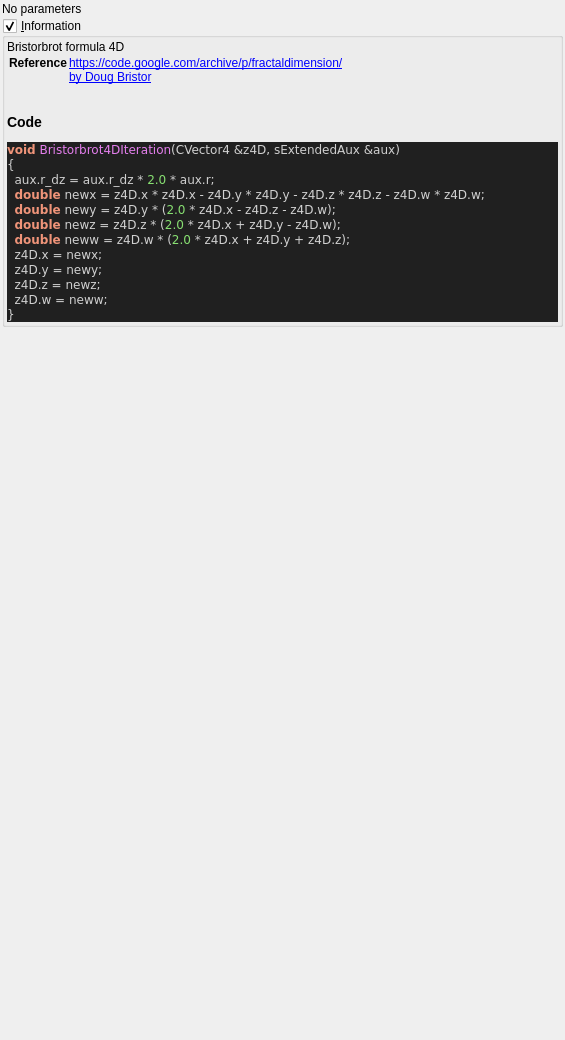
Above: mandelbulber2/qt_data/fractal_bristorbrot4D.ui from buddhi1980/mandelbulber2 before the change. Below: the same form after it.
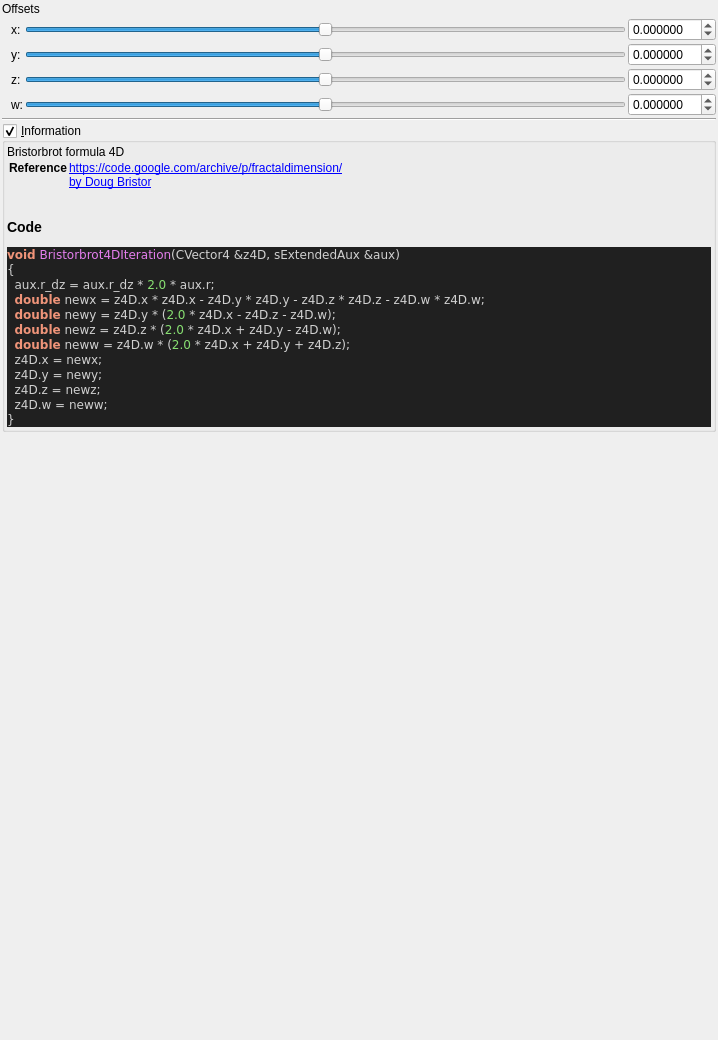
That is the form after the change. Custom widgets are drawn as their Qt base class.

Patch:
```diff
--- a/mandelbulber2/qt_data/fractal_bristorbrot4D.ui
+++ b/mandelbulber2/qt_data/fractal_bristorbrot4D.ui
@@ -6,7 +6,7 @@
    <rect>
     <x>0</x>
     <y>0</y>
-    <width>565</width>
+    <width>718</width>
     <height>1040</height>
    </rect>
   </property>
@@ -32,7 +32,256 @@
    <item>
     <widget class="QLabel" name="label">
      <property name="text">
-      <string>No parameters</string>
+      <string>Offsets  </string>
+     </property>
+    </widget>
+   </item>
+   <item>
+    <layout class="QGridLayout" name="gridLayout_63">
+     <property name="spacing">
+      <number>2</number>
+     </property>
+     <item row="5" column="1">
+      <widget class="QLabel" name="label_257">
+       <property name="text">
+        <string/>
+       </property>
+      </widget>
+     </item>
+     <item row="4" column="4">
+      <widget class="MyDoubleSpinBox" name="spinbox4_transf_addition_constant_0000_y">
+       <property name="sizePolicy">
+        <sizepolicy hsizetype="Minimum" vsizetype="Maximum">
+         <horstretch>0</horstretch>
+         <verstretch>0</verstretch>
+        </sizepolicy>
+       </property>
+       <property name="prefix">
+        <string/>
+       </property>
+       <property name="suffix">
+        <string/>
+       </property>
+       <property name="decimals">
+        <number>6</number>
+       </property>
+       <property name="minimum">
+        <double>-99.989999999999995</double>
+       </property>
+       <property name="maximum">
+        <double>99.989999999999995</double>
+       </property>
+       <property name="singleStep">
+        <double>0.100000000000000</double>
+       </property>
+      </widget>
+     </item>
+     <item row="6" column="3">
+      <widget class="QSlider" name="slider4_transf_addition_constant_0000_w">
+       <property name="sizePolicy">
+        <sizepolicy hsizetype="Expanding" vsizetype="Maximum">
+         <horstretch>0</horstretch>
+         <verstretch>0</verstretch>
+        </sizepolicy>
+       </property>
+       <property name="minimum">
+        <number>-5000000</number>
+       </property>
+       <property name="maximum">
+        <number>5000000</number>
+       </property>
+       <property name="singleStep">
+        <number>1</number>
+       </property>
+       <property name="orientation">
+        <enum>Qt::Horizontal</enum>
+       </property>
+      </widget>
+     </item>
+     <item row="4" column="3">
+      <widget class="QSlider" name="slider4_transf_addition_constant_0000_y">
+       <property name="sizePolicy">
+        <sizepolicy hsizetype="Expanding" vsizetype="Maximum">
+         <horstretch>0</horstretch>
+         <verstretch>0</verstretch>
+        </sizepolicy>
+       </property>
+       <property name="minimum">
+        <number>-5000000</number>
+       </property>
+       <property name="maximum">
+        <number>5000000</number>
+       </property>
+       <property name="singleStep">
+        <number>1</number>
+       </property>
+       <property name="orientation">
+        <enum>Qt::Horizontal</enum>
+       </property>
+      </widget>
+     </item>
+     <item row="4" column="2">
+      <widget class="QLabel" name="label_113">
+       <property name="text">
+        <string>y:</string>
+       </property>
+      </widget>
+     </item>
+     <item row="5" column="3">
+      <widget class="QSlider" name="slider4_transf_addition_constant_0000_z">
+       <property name="sizePolicy">
+        <sizepolicy hsizetype="Expanding" vsizetype="Maximum">
+         <horstretch>0</horstretch>
+         <verstretch>0</verstretch>
+        </sizepolicy>
+       </property>
+       <property name="minimum">
+        <number>-5000000</number>
+       </property>
+       <property name="maximum">
+        <number>5000000</number>
+       </property>
+       <property name="singleStep">
+        <number>1</number>
+       </property>
+       <property name="orientation">
+        <enum>Qt::Horizontal</enum>
+       </property>
+      </widget>
+     </item>
+     <item row="5" column="4">
+      <widget class="MyDoubleSpinBox" name="spinbox4_transf_addition_constant_0000_z">
+       <property name="sizePolicy">
+        <sizepolicy hsizetype="Minimum" vsizetype="Maximum">
+         <horstretch>0</horstretch>
+         <verstretch>0</verstretch>
+        </sizepolicy>
+       </property>
+       <property name="prefix">
+        <string/>
+       </property>
+       <property name="suffix">
+        <string/>
+       </property>
+       <property name="decimals">
+        <number>6</number>
+       </property>
+       <property name="minimum">
+        <double>-99.989999999999995</double>
+       </property>
+       <property name="maximum">
+        <double>99.989999999999995</double>
+       </property>
+       <property name="singleStep">
+        <double>0.100000000000000</double>
+       </property>
+      </widget>
+     </item>
+     <item row="6" column="2">
+      <widget class="QLabel" name="label_115">
+       <property name="text">
+        <string>w:</string>
+       </property>
+      </widget>
+     </item>
+     <item row="3" column="2">
+      <widget class="QLabel" name="label_112">
+       <property name="text">
+        <string>x:</string>
+       </property>
+      </widget>
+     </item>
+     <item row="3" column="3">
+      <widget class="QSlider" name="slider4_transf_addition_constant_0000_x">
+       <property name="sizePolicy">
+        <sizepolicy hsizetype="Preferred" vsizetype="Preferred">
+         <horstretch>0</horstretch>
+         <verstretch>0</verstretch>
+        </sizepolicy>
+       </property>
+       <property name="minimum">
+        <number>-5000000</number>
+       </property>
+       <property name="maximum">
+        <number>5000000</number>
+       </property>
+       <property name="singleStep">
+        <number>1</number>
+       </property>
+       <property name="orientation">
+        <enum>Qt::Horizontal</enum>
+       </property>
+      </widget>
+     </item>
+     <item row="5" column="2">
+      <widget class="QLabel" name="label_114">
+       <property name="text">
+        <string>z:</string>
+       </property>
+      </widget>
+     </item>
+     <item row="3" column="4">
+      <widget class="MyDoubleSpinBox" name="spinbox4_transf_addition_constant_0000_x">
+       <property name="sizePolicy">
+        <sizepolicy hsizetype="Minimum" vsizetype="Maximum">
+         <horstretch>0</horstretch>
+         <verstretch>0</verstretch>
+        </sizepolicy>
+       </property>
+       <property name="prefix">
+        <string/>
+       </property>
+       <property name="suffix">
+        <string/>
+       </property>
+       <property name="decimals">
+        <number>6</number>
+       </property>
+       <property name="minimum">
+        <double>-99.989999999999995</double>
+       </property>
+       <property name="maximum">
+        <double>99.989999999999995</double>
+       </property>
+       <property name="singleStep">
+        <double>0.100000000000000</double>
+       </property>
+      </widget>
+     </item>
+     <item row="6" column="4">
+      <widget class="MyDoubleSpinBox" name="spinbox4_transf_addition_constant_0000_w">
+       <property name="sizePolicy">
+        <sizepolicy hsizetype="Minimum" vsizetype="Maximum">
+         <horstretch>0</horstretch>
+         <verstretch>0</verstretch>
+        </sizepolicy>
+       </property>
+       <property name="prefix">
+        <string/>
+       </property>
+       <property name="suffix">
+        <string/>
+       </property>
+       <property name="decimals">
+        <number>6</number>
+       </property>
+       <property name="minimum">
+        <double>-99.989999999999995</double>
+       </property>
+       <property name="maximum">
+        <double>99.989999999999995</double>
+       </property>
+       <property name="singleStep">
+        <double>0.100000000000000</double>
+       </property>
+      </widget>
+     </item>
+    </layout>
+   </item>
+   <item>
+    <widget class="Line" name="line_53">
+     <property name="orientation">
+      <enum>Qt::Horizontal</enum>
      </property>
     </widget>
    </item>
@@ -118,6 +367,11 @@
   </layout>
  </widget>
  <customwidgets>
+  <customwidget>
+   <class>MyDoubleSpinBox</class>
+   <extends>QDoubleSpinBox</extends>
+   <header>my_double_spin_box.h</header>
+  </customwidget>
   <customwidget>
    <class>MyGroupBox</class>
    <extends>QGroupBox</extends>
```
Left out of the diff: 2 changed lines with no effect on the pictures.
